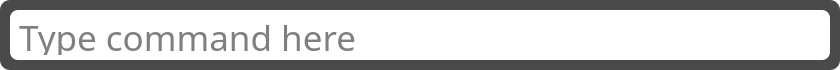
The window that Tasuke/InputWindow.ui (kangter123/cs2103jan2014-w15-2c) describes before a commit, drawn with Qt 5.
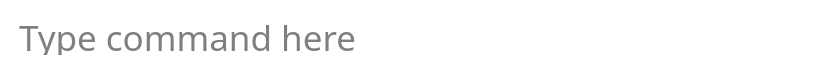
The same window after the commit.

The edit to the form file:
```diff
--- a/Tasuke/InputWindow.ui
+++ b/Tasuke/InputWindow.ui
@@ -13,21 +13,30 @@
   <property name="palette">
    <palette>
     <active>
+     <colorrole role="Button">
+      <brush brushstyle="SolidPattern">
+       <color alpha="0">
+        <red>0</red>
+        <green>0</green>
+        <blue>0</blue>
+       </color>
+      </brush>
+     </colorrole>
      <colorrole role="Base">
       <brush brushstyle="SolidPattern">
-       <color alpha="255">
-        <red>255</red>
-        <green>255</green>
-        <blue>255</blue>
+       <color alpha="0">
+        <red>0</red>
+        <green>0</green>
+        <blue>0</blue>
        </color>
       </brush>
      </colorrole>
      <colorrole role="Window">
       <brush brushstyle="SolidPattern">
        <color alpha="0">
-        <red>30</red>
-        <green>30</green>
-        <blue>30</blue>
+        <red>0</red>
+        <green>0</green>
+        <blue>0</blue>
        </color>
       </brush>
      </colorrole>
@@ -51,21 +60,30 @@
      </colorrole>
     </active>
     <inactive>
+     <colorrole role="Button">
+      <brush brushstyle="SolidPattern">
+       <color alpha="0">
+        <red>0</red>
+        <green>0</green>
+        <blue>0</blue>
+       </color>
+      </brush>
+     </colorrole>
      <colorrole role="Base">
       <brush brushstyle="SolidPattern">
-       <color alpha="255">
-        <red>255</red>
-        <green>255</green>
-        <blue>255</blue>
+       <color alpha="0">
+        <red>0</red>
+        <green>0</green>
+        <blue>0</blue>
        </color>
       </brush>
      </colorrole>
      <colorrole role="Window">
       <brush brushstyle="SolidPattern">
        <color alpha="0">
-        <red>30</red>
-        <green>30</green>
-        <blue>30</blue>
+        <red>0</red>
+        <green>0</green>
+        <blue>0</blue>
        </color>
       </brush>
      </colorrole>
@@ -89,21 +107,30 @@
      </colorrole>
     </inactive>
     <disabled>
+     <colorrole role="Button">
+      <brush brushstyle="SolidPattern">
+       <color alpha="0">
+        <red>0</red>
+        <green>0</green>
+        <blue>0</blue>
+       </color>
+      </brush>
+     </colorrole>
      <colorrole role="Base">
       <brush brushstyle="SolidPattern">
        <color alpha="0">
-        <red>30</red>
-        <green>30</green>
-        <blue>30</blue>
+        <red>0</red>
+        <green>0</green>
+        <blue>0</blue>
        </color>
       </brush>
      </colorrole>
      <colorrole role="Window">
       <brush brushstyle="SolidPattern">
        <color alpha="0">
-        <red>30</red>
-        <green>30</green>
-        <blue>30</blue>
+        <red>0</red>
+        <green>0</green>
+        <blue>0</blue>
        </color>
       </brush>
      </colorrole>
@@ -141,6 +168,19 @@
   <property name="windowTitle">
    <string>InputWindow</string>
   </property>
+  <property name="styleSheet">
+   <string notr="true">QLabel#bg{
+border-radius: 8px;
+background-color: white;
+}
+
+QLabel#border{
+border-radius: 10px;
+background-color: rgb(74, 74, 74);
+}
+
+background:transparent;</string>
+  </property>
   <widget class="QLabel" name="border">
    <property name="geometry">
     <rect>
@@ -150,10 +190,6 @@
      <height>70</height>
     </rect>
    </property>
-   <property name="styleSheet">
-    <string notr="true">border-radius: 10px;
-background-color: rgb(74, 74, 74);</string>
-   </property>
    <property name="text">
     <string/>
    </property>
@@ -288,13 +324,6 @@
      </disabled>
     </palette>
    </property>
-   <property name="autoFillBackground">
-    <bool>false</bool>
-   </property>
-   <property name="styleSheet">
-    <string notr="true">border-radius: 8px;
-background-color: white;</string>
-   </property>
    <property name="text">
     <string/>
    </property>
```
